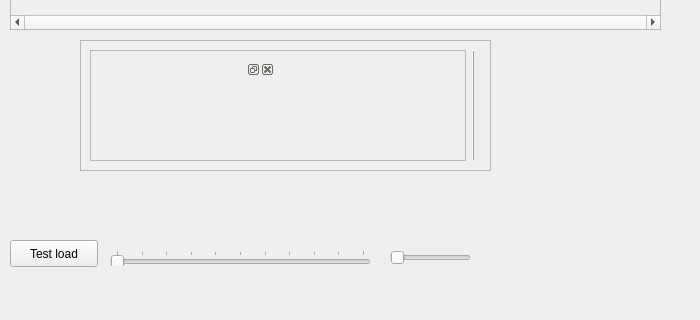
This is graphviewform.ui in albert-sergeev/FinLoader as Qt 5 draws it before an edit; both pictures show x 0 to 700 and y 180 to 500 of the 700 by 500 pixel window. The edited form follows.
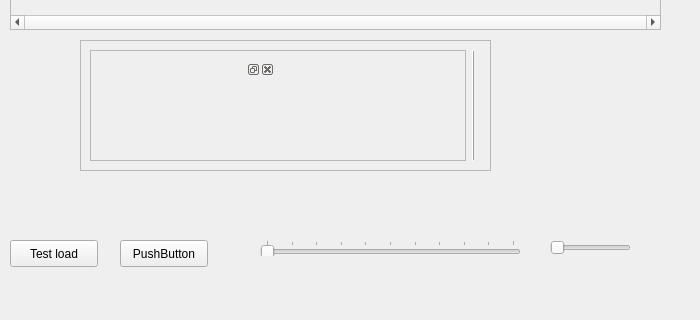
This is the edited form.

Patch:
```diff
--- a/graphviewform.ui
+++ b/graphviewform.ui
@@ -78,8 +78,8 @@
    <widget class="QSlider" name="horizontalSlider">
     <property name="geometry">
      <rect>
-      <x>100</x>
-      <y>20</y>
+      <x>250</x>
+      <y>10</y>
       <width>261</width>
       <height>16</height>
      </rect>
@@ -103,8 +103,8 @@
    <widget class="QSlider" name="horizontalSlider_2">
     <property name="geometry">
      <rect>
-      <x>380</x>
-      <y>20</y>
+      <x>540</x>
+      <y>10</y>
       <width>81</width>
       <height>16</height>
      </rect>
@@ -126,6 +126,19 @@
      <string>Test load</string>
     </property>
    </widget>
+   <widget class="QPushButton" name="btnTest2">
+    <property name="geometry">
+     <rect>
+      <x>110</x>
+      <y>10</y>
+      <width>88</width>
+      <height>27</height>
+     </rect>
+    </property>
+    <property name="text">
+     <string>PushButton</string>
+    </property>
+   </widget>
   </widget>
   <widget class="QScrollArea" name="scrollArea_2">
    <property name="geometry">
```
